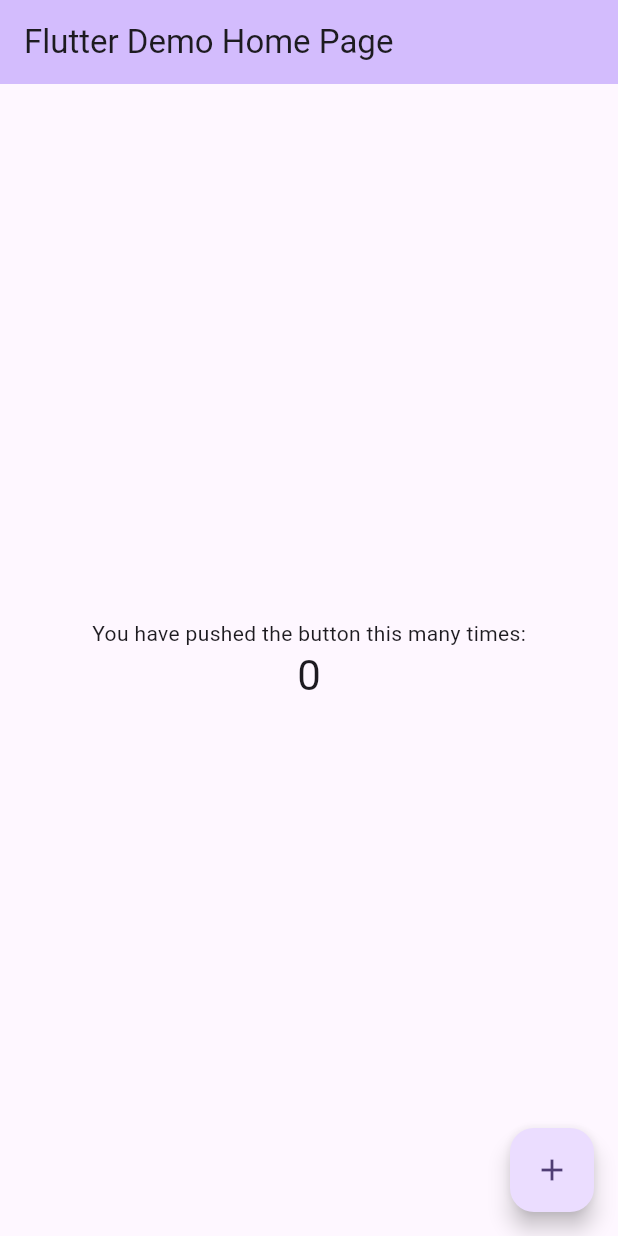
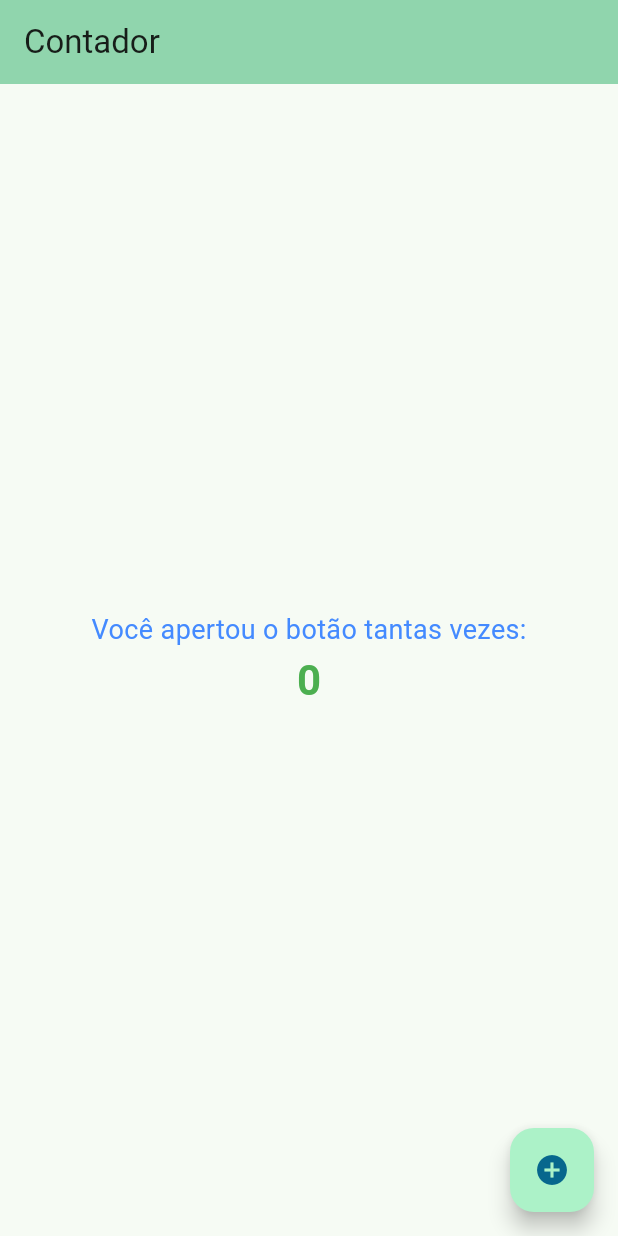
Before and after one commit to guihhssilva/meuappflutter, a Flutter app: the screen it shows after launch, on a phone screen of 412 x 824 dp. Run offline on Flutter 3.47's test engine with Material 2 defaults, Android fonts, the phone set to English and light mode, and no system bars.

Commit message:
commit inicial

```diff
--- a/lib/main.dart
+++ b/lib/main.dart
@@ -7,47 +7,22 @@ void main() {
 class MyApp extends StatelessWidget {
   const MyApp({super.key});
 
-  // This widget is the root of your application.
   @override
   Widget build(BuildContext context) {
     return MaterialApp(
-      title: 'Flutter Demo',
+      debugShowCheckedModeBanner: false,
+      title: 'Desafio',
       theme: ThemeData(
-        // This is the theme of your application.
-        //
-        // TRY THIS: Try running your application with "flutter run". You'll see
-        // the application has a blue toolbar. Then, without quitting the app,
-        // try changing the seedColor in the colorScheme below to Colors.green
-        // and then invoke "hot reload" (save your changes or press the "hot
-        // reload" button in a Flutter-supported IDE, or press "r" if you used
-        // the command line to start the app).
-        //
-        // Notice that the counter didn't reset back to zero; the application
-        // state is not lost during the reload. To reset the state, use hot
-        // restart instead.
-        //
-        // This works for code too, not just values: Most code changes can be
-        // tested with just a hot reload.
-        colorScheme: ColorScheme.fromSeed(seedColor: Colors.deepPurple),
+        colorScheme: ColorScheme.fromSeed(seedColor: Colors.greenAccent),
         useMaterial3: true,
       ),
-      home: const MyHomePage(title: 'Flutter Demo Home Page'),
+      home: const MyHomePage(title: 'Contador'),
     );
   }
 }
 
 class MyHomePage extends StatefulWidget {
   const MyHomePage({super.key, required this.title});
-
-  // This widget is the home page of your application. It is stateful, meaning
-  // that it has a State object (defined below) that contains fields that affect
-  // how it looks.
-
-  // This class is the configuration for the state. It holds the values (in this
-  // case the title) provided by the parent (in this case the App widget) and
-  // used by the build method of the State. Fields in a Widget subclass are
-  // always marked "final".
-
   final String title;
 
   @override
@@ -59,58 +34,31 @@ class _MyHomePageState extends State<MyHomePage> {
 
   void _incrementCounter() {
     setState(() {
-      // This call to setState tells the Flutter framework that something has
-      // changed in this State, which causes it to rerun the build method below
-      // so that the display can reflect the updated values. If we changed
-      // _counter without calling setState(), then the build method would not be
-      // called again, and so nothing would appear to happen.
       _counter++;
     });
   }
 
   @override
   Widget build(BuildContext context) {
-    // This method is rerun every time setState is called, for instance as done
-    // by the _incrementCounter method above.
-    //
-    // The Flutter framework has been optimized to make rerunning build methods
-    // fast, so that you can just rebuild anything that needs updating rather
-    // than having to individually change instances of widgets.
     return Scaffold(
       appBar: AppBar(
-        // TRY THIS: Try changing the color here to a specific color (to
-        // Colors.amber, perhaps?) and trigger a hot reload to see the AppBar
-        // change color while the other colors stay the same.
         backgroundColor: Theme.of(context).colorScheme.inversePrimary,
-        // Here we take the value from the MyHomePage object that was created by
-        // the App.build method, and use it to set our appbar title.
         title: Text(widget.title),
       ),
       body: Center(
-        // Center is a layout widget. It takes a single child and positions it
-        // in the middle of the parent.
         child: Column(
-          // Column is also a layout widget. It takes a list of children and
-          // arranges them vertically. By default, it sizes itself to fit its
-          // children horizontally, and tries to be as tall as its parent.
-          //
-          // Column has various properties to control how it sizes itself and
-          // how it positions its children. Here we use mainAxisAlignment to
-          // center the children vertically; the main axis here is the vertical
-          // axis because Columns are vertical (the cross axis would be
-          // horizontal).
-          //
-          // TRY THIS: Invoke "debug painting" (choose the "Toggle Debug Paint"
-          // action in the IDE, or press "p" in the console), to see the
-          // wireframe for each widget.
           mainAxisAlignment: MainAxisAlignment.center,
           children: <Widget>[
             const Text(
-              'You have pushed the button this many times:',
+              'Você apertou o botão tantas vezes:',
+              style: TextStyle(fontSize: 18, color: Colors.blueAccent),
             ),
             Text(
               '$_counter',
-              style: Theme.of(context).textTheme.headlineMedium,
+              style: const TextStyle(
+                  color: Colors.green,
+                  fontSize: 28,
+                  fontWeight: FontWeight.w700),
             ),
           ],
         ),
@@ -118,8 +66,11 @@ class _MyHomePageState extends State<MyHomePage> {
       floatingActionButton: FloatingActionButton(
         onPressed: _incrementCounter,
         tooltip: 'Increment',
-        child: const Icon(Icons.add),
-      ), // This trailing comma makes auto-formatting nicer for build methods.
+        child: const Icon(
+          Icons.add_circle,
+          color: Color.fromARGB(255, 7, 103, 141),
+        ),
+      ),
     );
   }
 }
```
